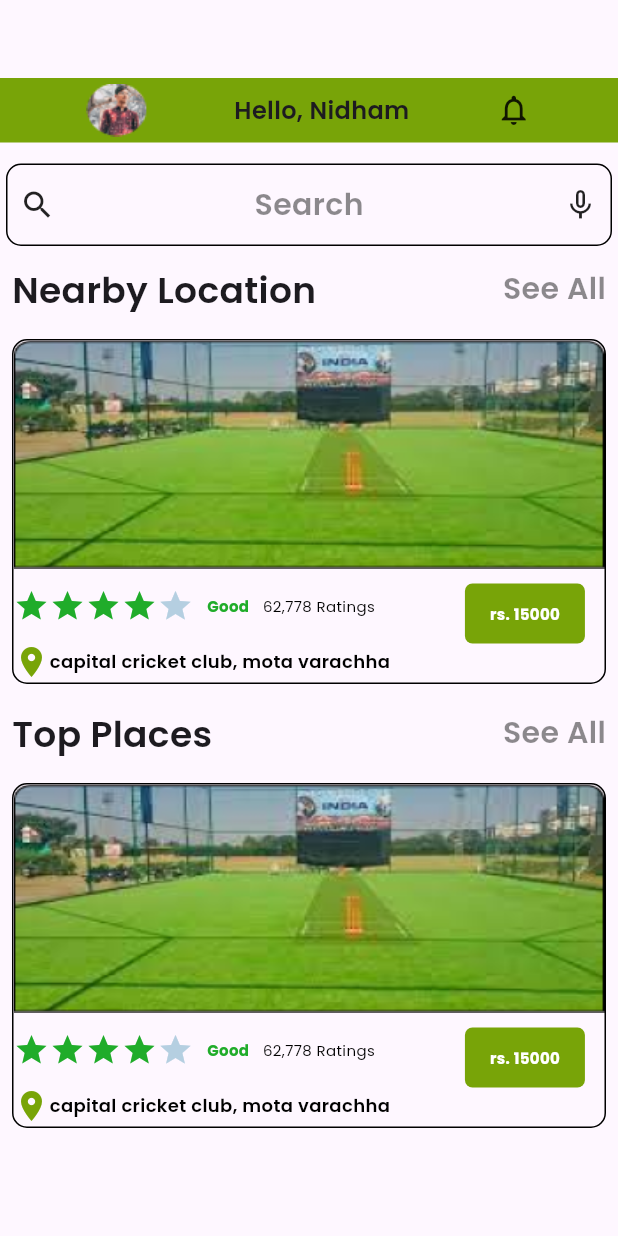
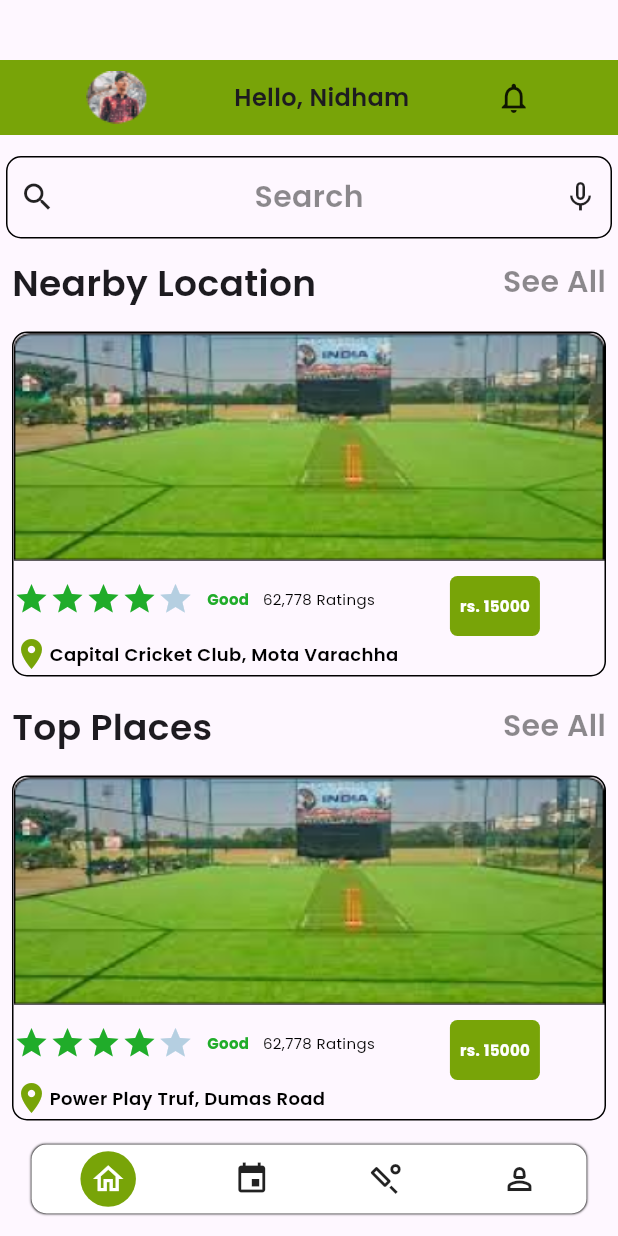
Before and after one commit to nidhamkacha/boxcricket, a Flutter app: the screen it shows after launch, on a phone screen of 412 x 824 dp. Run offline on Flutter 3.47's test engine with Material 3 defaults, Android fonts, the phone set to English and light mode, and no system bars; our stand-ins replace google_fonts.

Commit message:
15-2-24
Signed-off-by: Nidham Kacha <nidham78@gmail.com>

```diff
--- a/lib/HomeScreens/Home_Screen.dart
+++ b/lib/HomeScreens/Home_Screen.dart
@@ -15,10 +15,10 @@ class _HomeScreenState extends State<HomeScreen> {
       body: Column(
         children: [
           SizedBox(
-            height: 52,
+            height: 40,
           ),
           Container(
-            height: 43,
+            height: 50,
             width: double.infinity,
             color: Color(0XFF78A408),
             child: Row(
@@ -142,7 +142,7 @@ class _HomeScreenState extends State<HomeScreen> {
                           fontWeight: FontWeight.w400),
                     ),
                     Container(
-                      margin: EdgeInsets.only(left: 60, top: 10),
+                      margin: EdgeInsets.only(left: 50, top: 10),
                       height: 40,
                       child: Center(
                           child: Text(
@@ -152,7 +152,7 @@ class _HomeScreenState extends State<HomeScreen> {
                             fontSize: 10,
                             fontWeight: FontWeight.w700),
                       )),
-                      width: 80,
+                      width: 60,
                       decoration: BoxDecoration(
                           color: Color(0XFF78A408),
                           borderRadius: BorderRadius.circular(5)),
@@ -166,7 +166,7 @@ class _HomeScreenState extends State<HomeScreen> {
                       color: Color(0XFF78A408),
                       // size: 10,
                     ),
-                    Text("capital cricket club, mota varachha",
+                    Text("Capital Cricket Club, Mota Varachha",
                         style: GoogleFonts.poppins(
                             color: Color(0XFF000000),
                             fontSize: 12,
@@ -254,7 +254,7 @@ class _HomeScreenState extends State<HomeScreen> {
                           fontWeight: FontWeight.w400),
                     ),
                     Container(
-                      margin: EdgeInsets.only(left: 60, top: 10),
+                      margin: EdgeInsets.only(left: 50, top: 10),
                       height: 40,
                       child: Center(
                           child: Text(
@@ -264,7 +264,7 @@ class _HomeScreenState extends State<HomeScreen> {
                             fontSize: 10,
                             fontWeight: FontWeight.w700),
                       )),
-                      width: 80,
+                      width: 60,
                       decoration: BoxDecoration(
                           color: Color(0XFF78A408),
                           borderRadius: BorderRadius.circular(5)),
@@ -278,7 +278,7 @@ class _HomeScreenState extends State<HomeScreen> {
                       color: Color(0XFF78A408),
                       // size: 10,
                     ),
-                    Text("capital cricket club, mota varachha",
+                    Text("Power Play Truf, Dumas Road ",
                         style: GoogleFonts.poppins(
                             color: Color(0XFF000000),
                             fontSize: 12,
@@ -288,6 +288,35 @@ class _HomeScreenState extends State<HomeScreen> {
               ],
             ),
           ),
+          Padding(
+            padding: const EdgeInsets.all(8.0),
+            child: Container(
+              height: 46,
+              width: 370,
+              decoration: BoxDecoration(
+                  color: Color(0xFFffffff),
+                  borderRadius: BorderRadius.circular(10),
+                  boxShadow: [BoxShadow(blurRadius: 0.5)]),
+              child: Row(
+                mainAxisAlignment: MainAxisAlignment.spaceAround,
+                children: [
+                  Container(
+                    height: 37,
+                    width: 37,
+                    decoration: BoxDecoration(
+                        color: Color(0XFF78A408), shape: BoxShape.circle),
+                    child: Icon(
+                      Icons.home_outlined,
+                      color: Colors.white,
+                    ),
+                  ),
+                  Icon(Icons.event),
+                  Icon(Icons.sports_cricket_outlined),
+                  Icon(Icons.person_2_outlined)
+                ],
+              ),
+            ),
+          ),
         ],
       ),
     );
```
Also changed, not shown: pubspec.lock.
